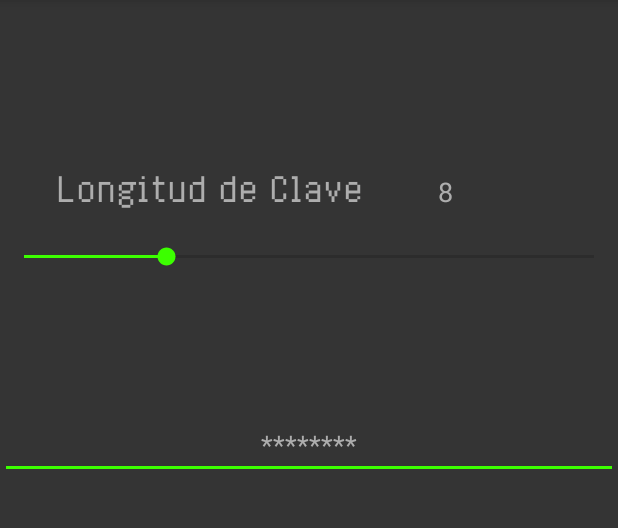
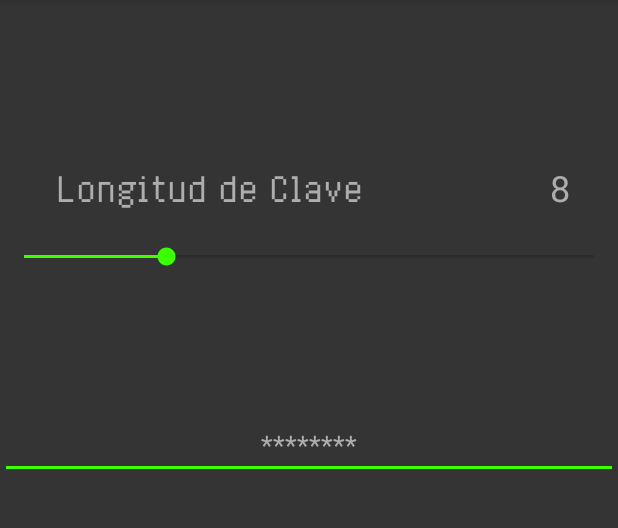
Before and after one commit to sebdeveloper6952/SimplePasswordGenerator, an Android app: the screen it shows after launch (MainActivity), on a phone screen of 412 x 824 dp, the part 84-612 px from its top. Run offline under Robolectric (Android 15) with nearby library versions, the phone set to English and light mode, and no system bars.

Commit message:
19 abril 2016, aun empezando.

```diff
--- a/SimplePasswordGenerator/app/src/main/res/layout/activity_main.xml
+++ b/SimplePasswordGenerator/app/src/main/res/layout/activity_main.xml
@@ -53,14 +53,16 @@
         android:layout_width="wrap_content"
         android:layout_height="wrap_content"
         android:textAppearance="?android:attr/textAppearanceMedium"
-        android:text="8"
+        android:text="@string/pantallaLongitudDefault"
         android:id="@+id/pantallaLongitud"
         android:textColor="#adadad"
         android:layout_alignWithParentIfMissing="false"
         android:layout_alignParentTop="true"
-        android:layout_alignStart="@+id/botonGuardar"
         android:layout_marginTop="130dp"
-        android:layout_alignBaseline="@+id/textoLongitud" />
+        android:layout_alignBaseline="@+id/textoLongitud"
+        android:layout_alignParentEnd="false"
+        android:layout_alignEnd="@+id/botonGuardar"
+        android:textSize="24dp" />
 
     <EditText
         android:layout_width="match_parent"
--- a/SimplePasswordGenerator/app/src/main/res/values/strings.xml
+++ b/SimplePasswordGenerator/app/src/main/res/values/strings.xml
@@ -2,6 +2,7 @@
     <string name="app_name">SimplePasswordGenerator</string>
     <string name="botonGenerar">Generar</string>
     <string name="pantallaClaveDefault">********</string>
+    <string name="pantallaLongitudDefault">8</string>
     <string name="textoLongitud">Longitud de Clave</string>
     <string name="tituloSplashScreen">splashScreen</string>
     <string name="textoSplash">Simple Password Generator</string>
```
